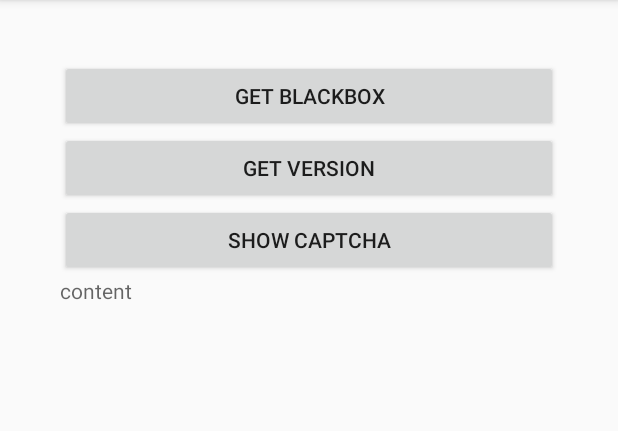
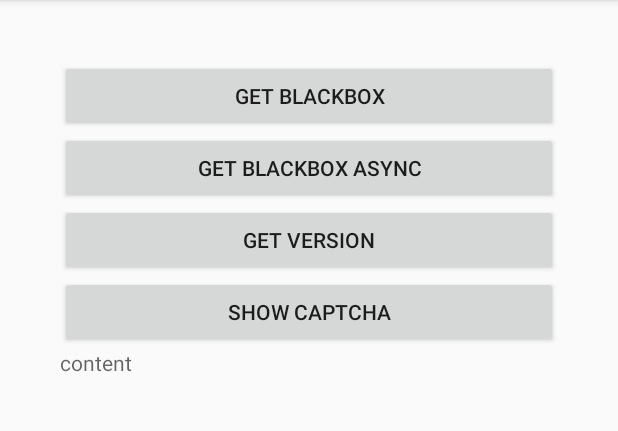
Before and after one commit to trustdecision/mobrisk-android-sample, an Android app: the MainActivity screen opened directly, with no data from a screen before it, on a phone screen of 412 x 824 dp, the part 84-515 px from its top. Run offline under Robolectric (Android 15) with nearby library versions, the phone set to English and light mode, and no system bars.

Commit message:
Update to newest trusdevice sdk version

```diff
--- a/app/build.gradle
+++ b/app/build.gradle
@@ -12,6 +12,7 @@ android {
 
     buildTypes {
         debug {
+            debuggable false
             minifyEnabled false
         }
     }
@@ -26,7 +27,7 @@ android {
 dependencies {
     implementation fileTree(include: ['*.jar','*.aar'], dir: 'libs')
     // fingerprint
-    implementation('com.trustdecision.android:mobrisk:4.2.4.2'){
+    implementation('com.trustdecision.android:mobrisk:4.2.5.1'){
         // after removal, sdk does not get the list of installation packages
         //exclude group: 'com.trustdecision.android', module: 'packagelist'
         // after removal, sdk will not collect READ_PHONE_STATE related information
--- a/app/src/main/java/cn.tongdun.mobrisk.demo/MainActivity.java
+++ b/app/src/main/java/cn.tongdun.mobrisk.demo/MainActivity.java
@@ -9,6 +9,7 @@ import android.view.View;
 import android.widget.TextView;
 
 import cn.tongdun.mobrisk.TDRisk;
+import cn.tongdun.mobrisk.TDRiskCallback;
 import cn.tongdun.mobrisk.TDRiskCaptchaCallback;
 import cn.tongdun.mobrisk.demo.utils.HandlerUtils;
 
@@ -50,6 +51,31 @@ public class MainActivity extends AppCompatActivity {
                 });
             }
         });
+        findViewById(R.id.bt_get_blackbox_async).setOnClickListener(new View.OnClickListener() {
+            @Override
+            public void onClick(View view) {
+                HandlerUtils.runOnWorkingThread(new Runnable() {
+                    @Override
+                    public void run() {
+                        // TDRisk.getBlackBox() obtains the blackbox synchronously. If it is called in the main thread, you need to pay attention to the time-consuming problem.
+                        TDRisk.getBlackBox(new TDRiskCallback() {
+                            @Override
+                            public void onEvent(final String blackBox) {
+                                // main thread update ui
+                                HandlerUtils.runOnUiThread(new Runnable() {
+                                    @Override
+                                    public void run() {
+                                        tvContent.setText(blackBox);
+                                    }
+                                });
+                            }
+                        });
+
+                    }
+                });
+            }
+        });
+
         // TDRisk.getSDKVersion
         findViewById(R.id.bt_get_version).setOnClickListener(new View.OnClickListener() {
             @Override
--- a/app/src/main/res/layout/activity_main.xml
+++ b/app/src/main/res/layout/activity_main.xml
@@ -23,6 +23,12 @@
             android:text="get blackbox" />
 
         <Button
+            android:id="@+id/bt_get_blackbox_async"
+            android:layout_width="match_parent"
+            android:layout_height="wrap_content"
+            android:text="get blackbox async" />
+
+        <Button
             android:id="@+id/bt_get_version"
             android:layout_width="match_parent"
             android:layout_height="wrap_content"
```
Also changed, not shown: app/src/main/java/cn.tongdun.mobrisk.demo/App.java (+2 -7 lines).
